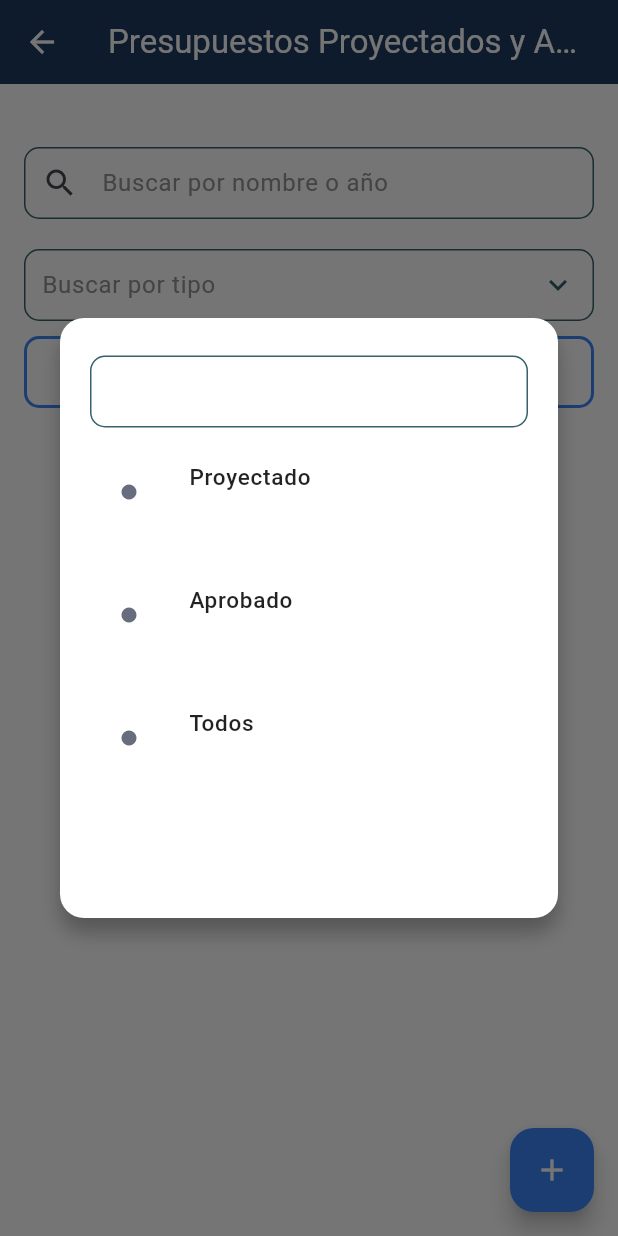
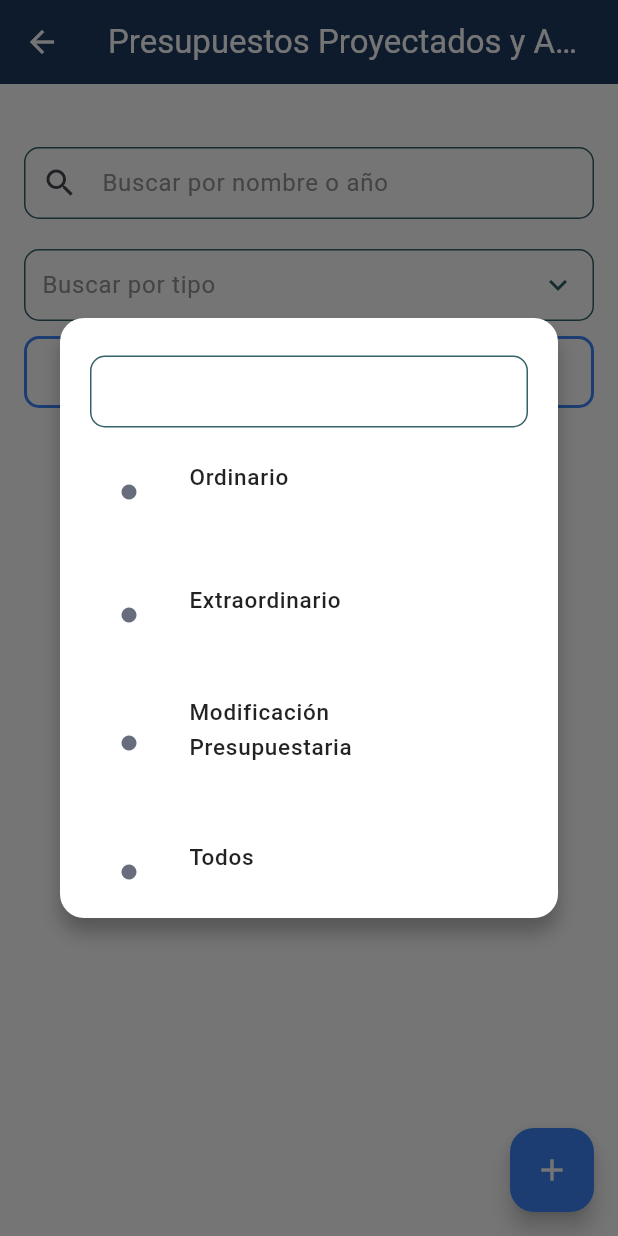
Before and after one commit to RoynerOM/portal_muni, a Flutter app: the PresupuestoPage screen opened directly, after a tap on "Buscar por tipo", on a phone screen of 412 x 824 dp. Run offline on Flutter 3.47's test engine with Material 3 defaults, Android fonts, the phone set to English and light mode, and no system bars; our stand-ins replace file_picker, flutter_bloc, flutter_spinkit, get_it, rxdart, shared_preferences; missing offline and left inert: toast_message_bar; accounts and stored records are empty; network calls fail; Roboto replaces fonts that are missing (Montserrat).

Commit message:
Submodulo de finanzas v2

```diff
--- a/lib/features/presupuesto/bloc/presupuesto_bloc.dart
+++ b/lib/features/presupuesto/bloc/presupuesto_bloc.dart
@@ -62,12 +62,12 @@ class PresupuestoBloc extends Bloc<PresupuestoEvent, PresupuestoState> {
     try {
       final filter = state.list.where((x) {
         final coincideNombre = x.nombre.toLowerCase().contains(nombreFiltro);
-        final coincideTipo = x.tipo.toLowerCase() == (tipoFiltro);
+        final coincideTipo = x.categoria.toLowerCase() == (tipoFiltro);
 
         if (tipoFiltro == 'todos') {
           return coincideNombre || coincideTipo;
         } else {
-          final coincideTipo = x.tipo.toLowerCase().contains(tipoFiltro);
+          final coincideTipo = x.categoria.toLowerCase() == (tipoFiltro);
           return coincideNombre && coincideTipo;
         }
       }).toList();
--- a/lib/features/presupuesto/models/presupuesto_model.dart
+++ b/lib/features/presupuesto/models/presupuesto_model.dart
@@ -11,6 +11,7 @@ class PresupuestoModel {
   String fecha;
   String url;
   String nombre;
+  String categoria;
 
   PresupuestoModel({
     required this.id,
@@ -19,6 +20,7 @@ class PresupuestoModel {
     required this.fecha,
     required this.url,
     required this.nombre,
+    required this.categoria,
   });
 
   factory PresupuestoModel.fromJson(Map<String, dynamic> json) =>
@@ -29,6 +31,7 @@ class PresupuestoModel {
         fecha: json["fecha"] ?? '',
         url: json["url"] ?? '',
         nombre: json["nombre"] ?? '',
+        categoria: json["categoria"] ?? '',
       );
 
   Map<String, dynamic> toJson() => {
@@ -37,5 +40,6 @@ class PresupuestoModel {
         "fecha": fecha,
         "url": url,
         "nombre": nombre,
+        "categoria": categoria,
       };
 }
--- a/lib/features/presupuesto/pages/presupuesto.dart
+++ b/lib/features/presupuesto/pages/presupuesto.dart
@@ -71,6 +71,7 @@ class PresupuestoPage extends StatelessWidget {
                       child: PresupuestoItem(
                         nombre: state.filterList[index].nombre.split('.').first,
                         tipo: state.filterList[index].tipo,
+                        categoria: state.filterList[index].categoria,
                         onDelete: () {
                           BlocProvider.of<PresupuestoBloc>(context).add(
                             DeletePresupuestoEvent(state.filterList[index].id),
--- a/lib/features/presupuesto/repository/presupuesto_repo.dart
+++ b/lib/features/presupuesto/repository/presupuesto_repo.dart
@@ -25,6 +25,7 @@ class PresupuestoRepository {
     request.fields['tipo'] = model.tipo;
     request.fields['fecha'] = model.fecha;
     request.fields['nombre'] = model.nombre;
+    request.fields['categoria'] = model.categoria;
     request.files.add(await http.MultipartFile.fromPath('url', file.path));
 
     var response = await request.send();
--- a/lib/features/presupuesto/widgets/filtro.dart
+++ b/lib/features/presupuesto/widgets/filtro.dart
@@ -56,8 +56,9 @@ class _FiltrosBusquedaState extends State<FiltrosBusqueda> {
                   controller: tipoController,
                   onChanged: (value) {},
                   options: [
-                    Option(value: 'Proyectado'),
-                    Option(value: 'Aprobado'),
+                    Option(value: 'Ordinario'),
+                    Option(value: 'Extraordinario'),
+                    Option(value: 'Modificación Presupuestaria'),
                     Option(value: 'Todos'),
                   ],
                 ),
--- a/lib/features/presupuesto/widgets/presupusto_item.dart
+++ b/lib/features/presupuesto/widgets/presupusto_item.dart
@@ -4,6 +4,7 @@ import 'package:portal_muni/core/utils/hexcolor.dart';
 class PresupuestoItem extends StatelessWidget {
   final String nombre;
   final String tipo;
+  final String categoria;
   final VoidCallback onDelete;
 
   const PresupuestoItem({
@@ -11,6 +12,7 @@ class PresupuestoItem extends StatelessWidget {
     required this.nombre,
     required this.tipo,
     required this.onDelete,
+    required this.categoria,
   });
 
   @override
@@ -38,7 +40,7 @@ class PresupuestoItem extends StatelessWidget {
           style: const TextStyle(fontWeight: FontWeight.bold),
         ),
         subtitle: Text(
-          tipo,
+          categoria,
           style: TextStyle(color: Colors.grey[600]),
         ),
         trailing: IconButton(
```
Also changed, not shown: lib/features/presupuesto/pages/registro_presupuesto.dart (+34 -5 lines).
